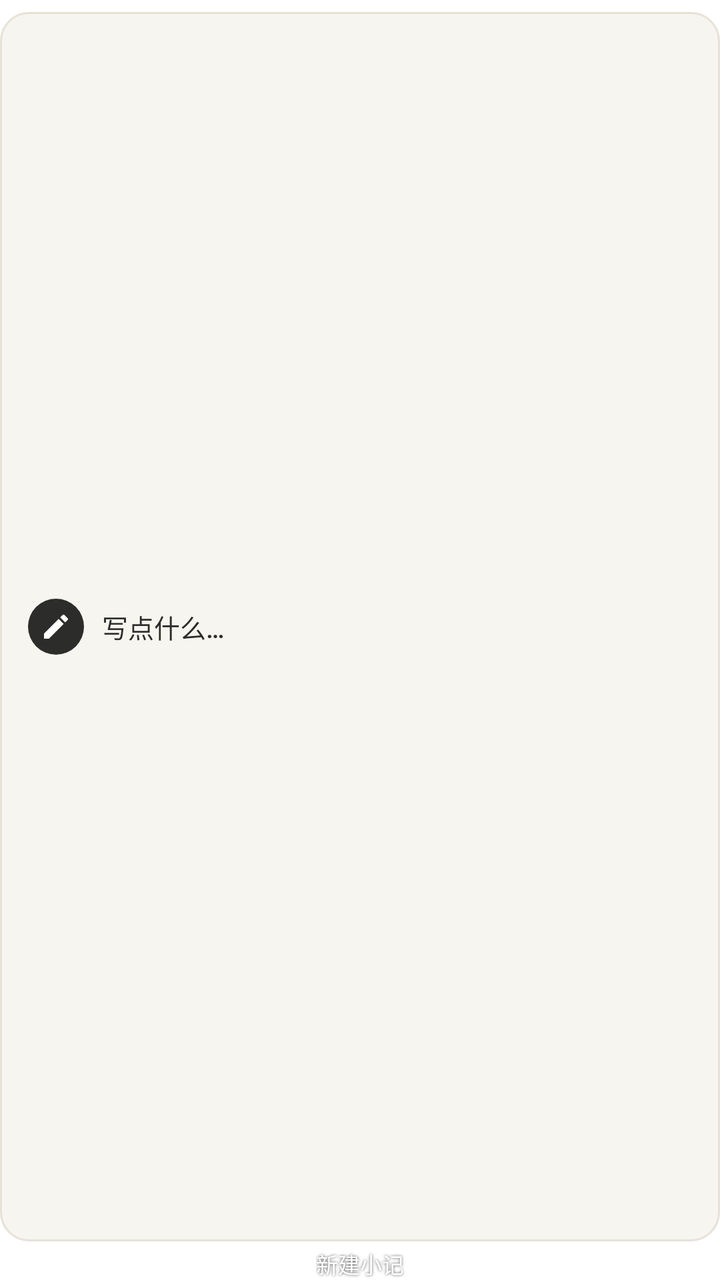
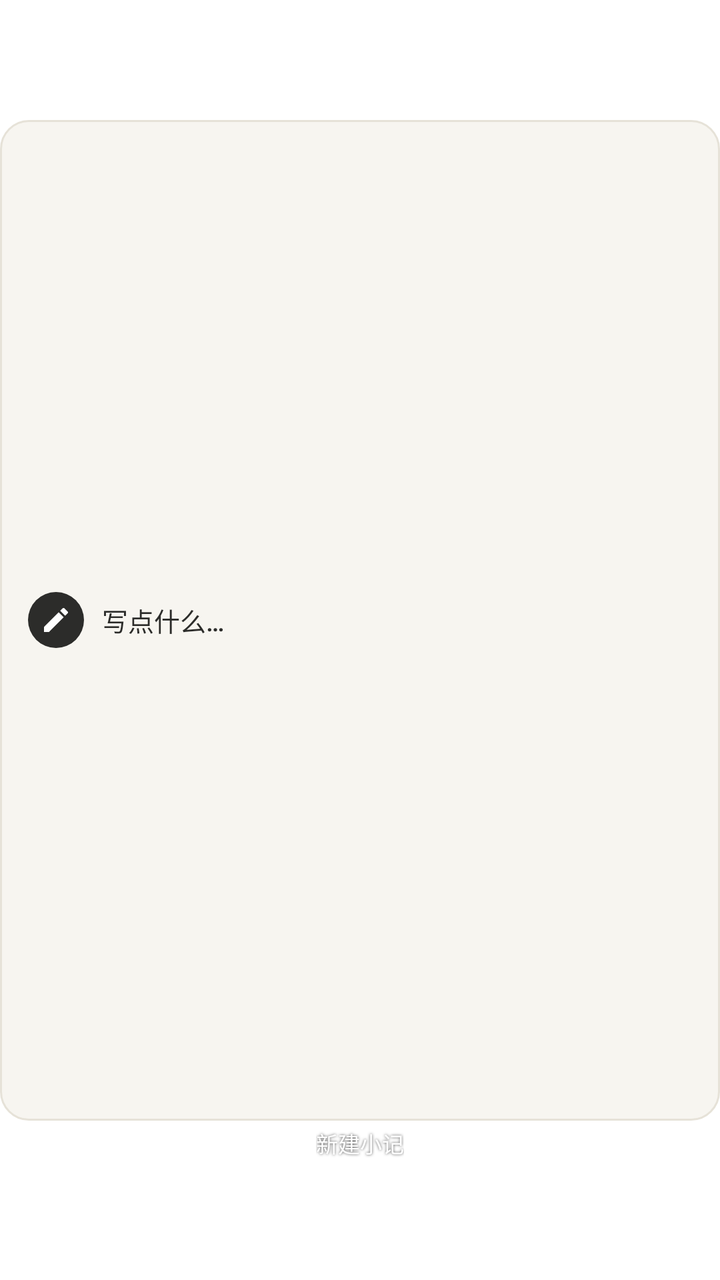

The first picture is an Android layout as it rendered before a commit; the second is the same layout after the commit. The layout source and the unified diff follow.
<!-- AndroidManifest.xml: fallback theme Theme.MaterialComponents.DayNight.NoActionBar -->
<!-- res/layout/widget_new_note.xml -->
<?xml version="1.0" encoding="utf-8"?>
<FrameLayout xmlns:android="http://schemas.android.com/apk/res/android"
    android:id="@+id/widget_root"
    android:layout_width="match_parent"
    android:layout_height="match_parent">

    <LinearLayout
        android:layout_width="match_parent"
        android:layout_height="match_parent"
        android:gravity="center_horizontal"
        android:orientation="vertical"
        android:paddingTop="6dp">

        <LinearLayout
            android:id="@+id/widget_card"
            android:layout_width="match_parent"
            android:layout_height="0dp"
            android:layout_weight="1"
            android:background="@drawable/widget_new_note_bg"
            android:gravity="center_vertical"
            android:orientation="horizontal"
            android:paddingStart="14dp"
            android:paddingEnd="14dp">

            <ImageView
                android:layout_width="28dp"
                android:layout_height="28dp"
                android:background="@drawable/widget_icon_circle"
                android:contentDescription="@null"
                android:padding="6dp"
                android:src="@drawable/ic_widget_pen"
                android:tint="@color/widget_icon_fg" />

            <TextView
                android:layout_width="0dp"
                android:layout_height="wrap_content"
                android:layout_marginStart="9dp"
                android:layout_weight="1"
                android:autoSizeMaxTextSize="13sp"
                android:autoSizeMinTextSize="10sp"
                android:autoSizeStepGranularity="1sp"
                android:autoSizeTextType="uniform"
                android:ellipsize="end"
                android:fontFamily="sans-serif-medium"
                android:letterSpacing="0"
                android:maxLines="1"
                android:text="@string/widget_new_note_desc_text"
                android:textColor="@color/widget_text"
                android:textSize="13sp" />
        </LinearLayout>

        <TextView
            android:id="@+id/widget_title"
            android:layout_width="wrap_content"
            android:layout_height="wrap_content"
            android:layout_marginTop="3dp"
            android:ellipsize="end"
            android:fontFamily="sans-serif-medium"
            android:maxLines="1"
            android:shadowColor="#B3000000"
            android:shadowDx="0"
            android:shadowDy="0"
            android:shadowRadius="3"
            android:text="@string/shortcut_new_note_long"
            android:textColor="@color/widget_sub"
            android:textSize="11sp" />

    </LinearLayout>

</FrameLayout>
<!-- resources referenced by this layout -->
<resources>
  <color name="widget_icon_fg">#FFFFFF</color>
  <color name="widget_sub">#FFFFFF</color>
  <color name="widget_text">#2C2C2A</color>
  <!-- drawable ic_widget_pen (drawable) -->
  <?xml version="1.0" encoding="utf-8"?>
  <vector xmlns:android="http://schemas.android.com/apk/res/android"
      android:width="24dp"
      android:height="24dp"
      android:viewportWidth="24"
      android:viewportHeight="24">
      <path
          android:fillColor="#FFFFFF"
          android:pathData="M3,17.25V21h3.75L17.81,9.94l-3.75,-3.75L3,17.25zM20.71,7.04c0.39,-0.39 0.39,-1.02 0,-1.41l-2.34,-2.34a0.996,0.996 0,0 0,-1.41 0l-1.83,1.83 3.75,3.75 1.83,-1.83z" />
  </vector>
  <!-- drawable widget_icon_circle (drawable) -->
  <?xml version="1.0" encoding="utf-8"?>
  <shape xmlns:android="http://schemas.android.com/apk/res/android"
      android:shape="oval">
      <solid android:color="@color/widget_icon_bg" />
  </shape>
  <!-- drawable widget_new_note_bg (drawable) -->
  <?xml version="1.0" encoding="utf-8"?>
  <shape xmlns:android="http://schemas.android.com/apk/res/android"
      android:shape="rectangle">
      <solid android:color="@color/widget_bg" />
      <corners android:radius="14dp" />
      <stroke
          android:width="1dp"
          android:color="@color/widget_border" />
  </shape>
  <string name="shortcut_new_note_long">新建小记</string>
  <string name="widget_new_note_desc_text">写点什么…</string>
  <color name="widget_icon_bg">#2C2C2A</color>
  <color name="widget_bg">#F7F5F0</color>
  <color name="widget_border">#E6E2D8</color>
</resources>

<!-- the commit's change to res/layout/widget_new_note.xml (unified diff, before → after) -->
@@ -8,8 +8,13 @@
         android:layout_width="match_parent"
         android:layout_height="match_parent"
         android:gravity="center_horizontal"
-        android:orientation="vertical"
-        android:paddingTop="6dp">
+        android:orientation="vertical">
+
+        
+        <FrameLayout
+            android:layout_width="match_parent"
+            android:layout_height="0dp"
+            android:layout_weight="0.12" />
 
         <LinearLayout
             android:id="@+id/widget_card"
@@ -65,6 +70,12 @@
             android:textColor="@color/widget_sub"
             android:textSize="11sp" />
 
+        
+        <FrameLayout
+            android:layout_width="match_parent"
+            android:layout_height="0dp"
+            android:layout_weight="0.12" />
+
     </LinearLayout>
 
 </FrameLayout>
